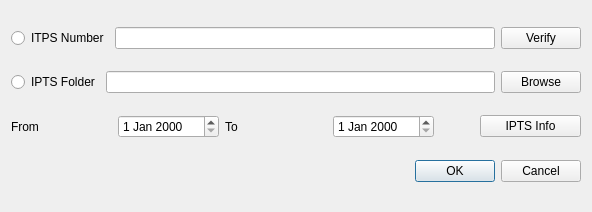
neutrons/PyVDrive, file src/ui/DialogAddRunsIPTS.ui: the form before one commit.
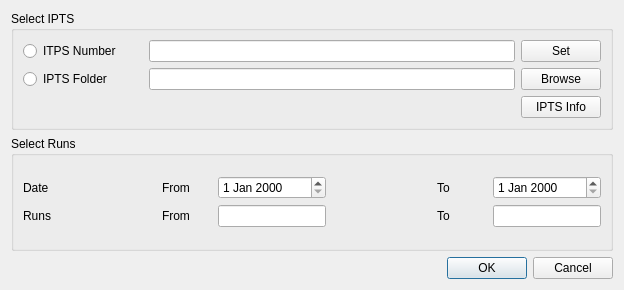
The form after the commit.

```diff
--- a/src/ui/DialogAddRunsIPTS.ui
+++ b/src/ui/DialogAddRunsIPTS.ui
@@ -9,8 +9,8 @@
    <rect>
     <x>0</x>
     <y>0</y>
-    <width>592</width>
-    <height>212</height>
+    <width>624</width>
+    <height>290</height>
    </rect>
   </property>
   <property name="windowTitle">
@@ -19,48 +19,318 @@
   <property name="modal">
    <bool>true</bool>
   </property>
-  <layout class="QGridLayout" name="gridLayout">
-   <item row="1" column="0">
-    <layout class="QHBoxLayout" name="horizontalLayout_2">
-     <item>
-      <widget class="QRadioButton" name="radioButton_useDir">
-       <property name="text">
-        <string>IPTS Folder</string>
-       </property>
-      </widget>
-     </item>
-     <item>
-      <widget class="QLineEdit" name="lineEdit_iptsDir"/>
-     </item>
-     <item>
-      <widget class="QPushButton" name="pushButton_browse">
-       <property name="text">
-        <string>Browse</string>
-       </property>
-      </widget>
-     </item>
-    </layout>
-   </item>
+  <layout class="QGridLayout" name="gridLayout_3">
    <item row="0" column="0">
-    <layout class="QHBoxLayout" name="horizontalLayout">
-     <item>
-      <widget class="QRadioButton" name="radioButton_useNumber">
-       <property name="text">
-        <string>ITPS Number</string>
-       </property>
-      </widget>
-     </item>
-     <item>
-      <widget class="QLineEdit" name="lineEdit_iptsNumber"/>
-     </item>
-     <item>
-      <widget class="QPushButton" name="pushButton_verify">
-       <property name="text">
-        <string>Verify</string>
-       </property>
-      </widget>
-     </item>
-    </layout>
+    <widget class="QGroupBox" name="groupBox">
+     <property name="title">
+      <string>Select IPTS</string>
+     </property>
+     <layout class="QVBoxLayout" name="verticalLayout">
+      <item>
+       <layout class="QHBoxLayout" name="horizontalLayout">
+        <item>
+         <widget class="QRadioButton" name="radioButton_useNumber">
+          <property name="sizePolicy">
+           <sizepolicy hsizetype="Fixed" vsizetype="Fixed">
+            <horstretch>0</horstretch>
+            <verstretch>0</verstretch>
+           </sizepolicy>
+          </property>
+          <property name="minimumSize">
+           <size>
+            <width>120</width>
+            <height>0</height>
+           </size>
+          </property>
+          <property name="maximumSize">
+           <size>
+            <width>120</width>
+            <height>16777215</height>
+           </size>
+          </property>
+          <property name="text">
+           <string>ITPS Number</string>
+          </property>
+         </widget>
+        </item>
+        <item>
+         <widget class="QLineEdit" name="lineEdit_iptsNumber"/>
+        </item>
+        <item>
+         <widget class="QPushButton" name="pushButton_verify">
+          <property name="text">
+           <string>Set</string>
+          </property>
+         </widget>
+        </item>
+       </layout>
+      </item>
+      <item>
+       <layout class="QHBoxLayout" name="horizontalLayout_2">
+        <item>
+         <widget class="QRadioButton" name="radioButton_useDir">
+          <property name="sizePolicy">
+           <sizepolicy hsizetype="Fixed" vsizetype="Fixed">
+            <horstretch>0</horstretch>
+            <verstretch>0</verstretch>
+           </sizepolicy>
+          </property>
+          <property name="minimumSize">
+           <size>
+            <width>120</width>
+            <height>0</height>
+           </size>
+          </property>
+          <property name="maximumSize">
+           <size>
+            <width>120</width>
+            <height>16777215</height>
+           </size>
+          </property>
+          <property name="text">
+           <string>IPTS Folder</string>
+          </property>
+         </widget>
+        </item>
+        <item>
+         <widget class="QLineEdit" name="lineEdit_iptsDir"/>
+        </item>
+        <item>
+         <widget class="QPushButton" name="pushButton_browse">
+          <property name="text">
+           <string>Browse</string>
+          </property>
+         </widget>
+        </item>
+       </layout>
+      </item>
+      <item>
+       <layout class="QHBoxLayout" name="horizontalLayout_3">
+        <item>
+         <widget class="QLabel" name="label_loadingStatus">
+          <property name="text">
+           <string/>
+          </property>
+         </widget>
+        </item>
+        <item>
+         <spacer name="horizontalSpacer">
+          <property name="orientation">
+           <enum>Qt::Horizontal</enum>
+          </property>
+          <property name="sizeType">
+           <enum>QSizePolicy::Expanding</enum>
+          </property>
+          <property name="sizeHint" stdset="0">
+           <size>
+            <width>40</width>
+            <height>20</height>
+           </size>
+          </property>
+         </spacer>
+        </item>
+        <item>
+         <widget class="QPushButton" name="pushButton_iptsInfo">
+          <property name="text">
+           <string>IPTS Info</string>
+          </property>
+         </widget>
+        </item>
+       </layout>
+      </item>
+     </layout>
+    </widget>
+   </item>
+   <item row="2" column="0">
+    <widget class="QGroupBox" name="groupBox_2">
+     <property name="title">
+      <string>Select Runs</string>
+     </property>
+     <layout class="QGridLayout" name="gridLayout_2">
+      <item row="0" column="0">
+       <layout class="QGridLayout" name="gridLayout">
+        <item row="0" column="0">
+         <widget class="QLabel" name="label_3">
+          <property name="text">
+           <string>Date</string>
+          </property>
+         </widget>
+        </item>
+        <item row="1" column="1">
+         <spacer name="horizontalSpacer_3">
+          <property name="orientation">
+           <enum>Qt::Horizontal</enum>
+          </property>
+          <property name="sizeHint" stdset="0">
+           <size>
+            <width>40</width>
+            <height>20</height>
+           </size>
+          </property>
+         </spacer>
+        </item>
+        <item row="0" column="2">
+         <widget class="QLabel" name="label">
+          <property name="sizePolicy">
+           <sizepolicy hsizetype="Fixed" vsizetype="Preferred">
+            <horstretch>0</horstretch>
+            <verstretch>0</verstretch>
+           </sizepolicy>
+          </property>
+          <property name="minimumSize">
+           <size>
+            <width>50</width>
+            <height>0</height>
+           </size>
+          </property>
+          <property name="maximumSize">
+           <size>
+            <width>50</width>
+            <height>16777215</height>
+           </size>
+          </property>
+          <property name="text">
+           <string>From</string>
+          </property>
+         </widget>
+        </item>
+        <item row="1" column="2">
+         <widget class="QLabel" name="label_5">
+          <property name="sizePolicy">
+           <sizepolicy hsizetype="Fixed" vsizetype="Preferred">
+            <horstretch>0</horstretch>
+            <verstretch>0</verstretch>
+           </sizepolicy>
+          </property>
+          <property name="minimumSize">
+           <size>
+            <width>50</width>
+            <height>0</height>
+           </size>
+          </property>
+          <property name="maximumSize">
+           <size>
+            <width>50</width>
+            <height>16777215</height>
+           </size>
+          </property>
+          <property name="text">
+           <string>From</string>
+          </property>
+         </widget>
+        </item>
+        <item row="0" column="1">
+         <spacer name="horizontalSpacer_2">
+          <property name="orientation">
+           <enum>Qt::Horizontal</enum>
+          </property>
+          <property name="sizeHint" stdset="0">
+           <size>
+            <width>40</width>
+            <height>20</height>
+           </size>
+          </property>
+         </spacer>
+        </item>
+        <item row="0" column="3">
+         <widget class="QDateEdit" name="dateEdit_begin"/>
+        </item>
+        <item row="0" column="5">
+         <widget class="QLabel" name="label_2">
+          <property name="sizePolicy">
+           <sizepolicy hsizetype="Fixed" vsizetype="Preferred">
+            <horstretch>0</horstretch>
+            <verstretch>0</verstretch>
+           </sizepolicy>
+          </property>
+          <property name="minimumSize">
+           <size>
+            <width>50</width>
+            <height>0</height>
+           </size>
+          </property>
+          <property name="maximumSize">
+           <size>
+            <width>50</width>
+            <height>16777215</height>
+           </size>
+          </property>
+          <property name="text">
+           <string>To</string>
+          </property>
+         </widget>
+        </item>
+        <item row="1" column="5">
+         <widget class="QLabel" name="label_6">
+          <property name="sizePolicy">
+           <sizepolicy hsizetype="Fixed" vsizetype="Preferred">
+            <horstretch>0</horstretch>
+            <verstretch>0</verstretch>
+           </sizepolicy>
+          </property>
+          <property name="minimumSize">
+           <size>
+            <width>50</width>
+            <height>0</height>
+           </size>
+          </property>
+          <property name="maximumSize">
+           <size>
+            <width>50</width>
+            <height>16777215</height>
+           </size>
+          </property>
+          <property name="text">
+           <string>To</string>
+          </property>
+         </widget>
+        </item>
+        <item row="1" column="6">
+         <widget class="QLineEdit" name="lineEdit_end"/>
+        </item>
+        <item row="1" column="3">
+         <widget class="QLineEdit" name="lineEdit_begin"/>
+        </item>
+        <item row="1" column="0">
+         <widget class="QLabel" name="label_4">
+          <property name="text">
+           <string>Runs</string>
+          </property>
+         </widget>
+        </item>
+        <item row="0" column="6">
+         <widget class="QDateEdit" name="dateEdit_end"/>
+        </item>
+        <item row="0" column="4">
+         <spacer name="horizontalSpacer_4">
+          <property name="orientation">
+           <enum>Qt::Horizontal</enum>
+          </property>
+          <property name="sizeHint" stdset="0">
+           <size>
+            <width>40</width>
+            <height>20</height>
+           </size>
+          </property>
+         </spacer>
+        </item>
+        <item row="1" column="4">
+         <spacer name="horizontalSpacer_5">
+          <property name="orientation">
+           <enum>Qt::Horizontal</enum>
+          </property>
+          <property name="sizeHint" stdset="0">
+           <size>
+            <width>40</width>
+            <height>20</height>
+           </size>
+          </property>
+         </spacer>
+        </item>
+       </layout>
+      </item>
+     </layout>
+    </widget>
    </item>
    <item row="3" column="0">
     <widget class="QDialogButtonBox" name="buttonBox_okAdd">
@@ -72,53 +342,6 @@
      </property>
     </widget>
    </item>
-   <item row="2" column="0">
-    <layout class="QHBoxLayout" name="horizontalLayout_3">
-     <item>
-      <widget class="QLabel" name="label">
-       <property name="text">
-        <string>From</string>
-       </property>
-      </widget>
-     </item>
-     <item>
-      <widget class="QDateEdit" name="dateEdit"/>
-     </item>
-     <item>
-      <widget class="QLabel" name="label_2">
-       <property name="text">
-        <string>To</string>
-       </property>
-      </widget>
-     </item>
-     <item>
-      <widget class="QDateEdit" name="dateEdit_2"/>
-     </item>
-     <item>
-      <spacer name="horizontalSpacer">
-       <property name="orientation">
-        <enum>Qt::Horizontal</enum>
-       </property>
-       <property name="sizeType">
-        <enum>QSizePolicy::Preferred</enum>
-       </property>
-       <property name="sizeHint" stdset="0">
-        <size>
-         <width>40</width>
-         <height>20</height>
-        </size>
-       </property>
-      </spacer>
-     </item>
-     <item>
-      <widget class="QPushButton" name="pushButton_iptsInfo">
-       <property name="text">
-        <string>IPTS Info</string>
-       </property>
-      </widget>
-     </item>
-    </layout>
-   </item>
   </layout>
  </widget>
  <resources/>
```
